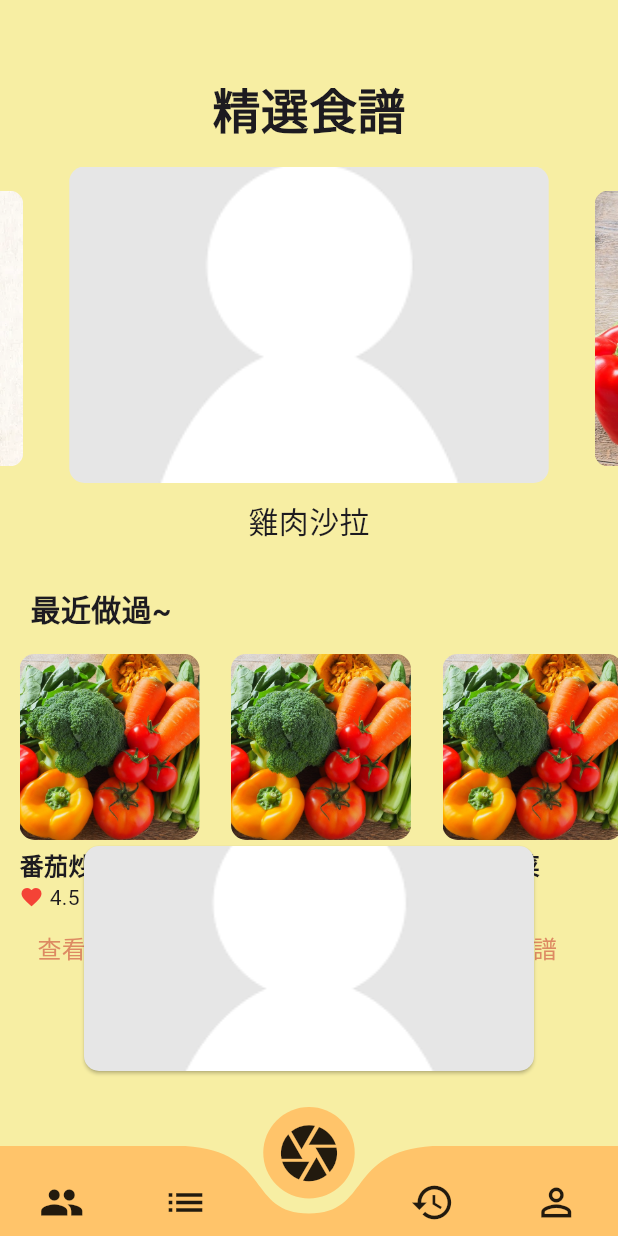
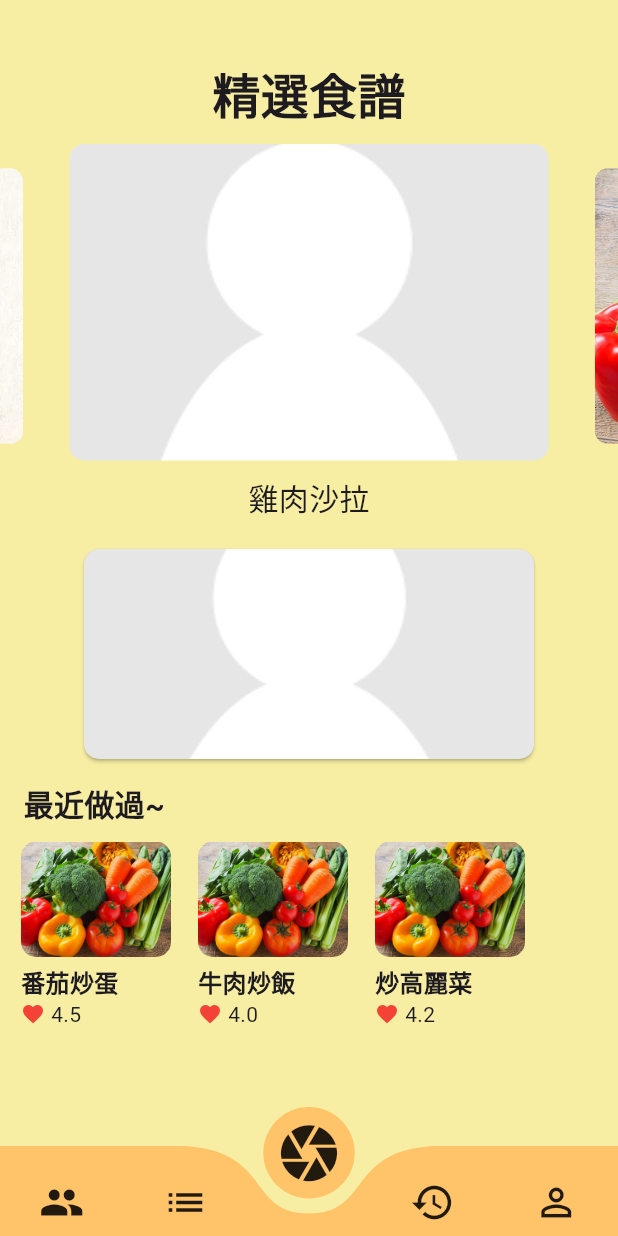
Before and after one commit to AaliyahWu/RecipeGPT, a Flutter app: the HomePage screen opened directly, on a phone screen of 412 x 824 dp. Run offline on Flutter 3.47's test engine with Material 3 defaults, Android fonts, the phone set to English and light mode, and no system bars; drawn by our look-alikes of carousel_slider; our stand-ins replace camera, curved_navigation_bar, get, image_picker, permission_handler, smooth_page_indicator; missing offline and left inert: flutter_tflite, mysql1; project files that could hold a hidden picture were left out.

Commit message:
修改-首頁排版

```diff
--- a/lib/homepage.dart
+++ b/lib/homepage.dart
@@ -181,7 +181,7 @@ class _HomePageState extends State<HomePage> {
                 // 新加的 Container 包裹原始的 Column
                 child: Column(
                   children: [
-                    SizedBox(height: 50),
+                    SizedBox(height: 40),
                     Text(
                       '精選食譜',
                       style: TextStyle(
@@ -189,7 +189,7 @@ class _HomePageState extends State<HomePage> {
                         fontWeight: FontWeight.bold,
                       ),
                     ),
-                    SizedBox(height: 15),
+                    SizedBox(height: 10),
                     Container(
                       child: CarouselSlider(
                         options: CarouselOptions(
@@ -245,20 +245,70 @@ class _HomePageState extends State<HomePage> {
                         }).toList(),
                       ),
                     ),
-                    SizedBox(height: 30),
+                    SizedBox(height: 20),
+                    Positioned(
+                      bottom: 50,
+                      child: SizedBox(
+                        width: 300,
+                        height: 140,
+                        child: ElevatedButton(
+                          onPressed: () {
+                            Navigator.push(
+                              context,
+                              MaterialPageRoute(
+                                builder: (context) => PickImage(),
+                              ),
+                            );
+                          },
+                          style: ButtonStyle(
+                            backgroundColor: MaterialStateProperty.all<Color>(
+                                Colors.transparent),
+                            padding: MaterialStateProperty.all<EdgeInsets>(
+                                EdgeInsets.zero),
+                            shape: MaterialStateProperty.all<
+                                RoundedRectangleBorder>(
+                              RoundedRectangleBorder(
+                                borderRadius: BorderRadius.circular(10.0),
+                              ),
+                            ),
+                          ),
+                          child: Ink(
+                            decoration: BoxDecoration(
+                              image: DecorationImage(
+                                image: AssetImage('assets/images.png'),
+                                fit: BoxFit.cover,
+                              ),
+                              borderRadius: BorderRadius.circular(10.0),
+                            ),
+                            child: Container(
+                              alignment: Alignment.center,
+                              child: Text(
+                                '生成食譜',
+                                style: TextStyle(
+                                  color: Colors.white,
+                                  fontSize: 20.0,
+                                ),
+                              ),
+                            ),
+                          ),
+                        ),
+                      ),
+                    ),
+
+                    SizedBox(height: 15),
                     Container(
                       alignment: Alignment.centerLeft,
                       child: Text(
-                        '　最近做過~',
+                        '   最近做過~',
                         style: TextStyle(
                           fontSize: 20.0,
                           fontWeight: FontWeight.bold,
                         ),
                       ),
                     ),
-                    SizedBox(height: 15),
+                    SizedBox(height: 10),
                     Container(
-                      height: 220,
+                      height: 125,
                       child: ListView.builder(
                         scrollDirection: Axis.horizontal,
                         itemCount: dummyPopularItems()
@@ -267,11 +317,12 @@ class _HomePageState extends State<HomePage> {
                           PopularItem item = dummyPopularItems()[
                               index]; // 注意這裡也調用了 dummyPopularItems 函數並使用其返回值的索引
                           return Padding(
-                            padding: EdgeInsets.only(left: 5), // 調整左邊填充量
+                            padding: EdgeInsets.only(left: 10), // 調整左邊填充量
                             child: Center(
                               child: Container(
-                                width: 120,
-                                margin: EdgeInsets.symmetric(horizontal: 8),
+                                width: 100,
+                                margin: EdgeInsets.symmetric(
+                                    horizontal: 4), // 圖片間間隔
                                 child: Column(
                                   crossAxisAlignment: CrossAxisAlignment.start,
                                   children: [
@@ -307,20 +358,20 @@ class _HomePageState extends State<HomePage> {
                                         ),
                                       ],
                                     ),
-                                    TextButton(
-                                      onPressed: () {
-                                        // 處理 "View Now" 按鈕點擊事件
-                                      },
-                                      child: Text(
-                                        '查看食譜',
-                                        style: TextStyle(
-                                          fontSize: 16,
-                                          // fontWeight: FontWeight.bold,
-                                          color: Color(0xFFDD8A62),
-                                        ),
-                                        textAlign: TextAlign.center, // 置中對齊
-                                      ),
-                                    ),
+                                    // TextButton(
+                                    //   onPressed: () {
+                                    //     // 處理 "View Now" 按鈕點擊事件
+                                    //   },
+                                    // child: Text(
+                                    //   '查看食譜',
+                                    //   style: TextStyle(
+                                    //     fontSize: 16,
+                                    //     // fontWeight: FontWeight.bold,
+                                    //     color: Color(0xFFDD8A62),
+                                    //   ),
+                                    //   textAlign: TextAlign.center, // 置中對齊
+                                    // ),
+                                    // ),
                                   ],
                                 ),
                               ),
@@ -345,54 +396,6 @@ class _HomePageState extends State<HomePage> {
               //     ],
               //   ),
               // ),
-
-              Positioned(
-                bottom: 50,
-                child: SizedBox(
-                  width: 300,
-                  height: 150,
-                  child: ElevatedButton(
-                    onPressed: () {
-                      Navigator.push(
-                        context,
-                        MaterialPageRoute(
-                          builder: (context) => PickImage(),
-                        ),
-                      );
-                    },
-                    style: ButtonStyle(
-                      backgroundColor:
-                          MaterialStateProperty.all<Color>(Colors.transparent),
-                      padding: MaterialStateProperty.all<EdgeInsets>(
-                          EdgeInsets.zero),
-                      shape: MaterialStateProperty.all<RoundedRectangleBorder>(
-                        RoundedRectangleBorder(
-                          borderRadius: BorderRadius.circular(10.0),
-                        ),
-                      ),
-                    ),
-                    child: Ink(
-                      decoration: BoxDecoration(
-                        image: DecorationImage(
-                          image: AssetImage('assets/images.png'),
-                          fit: BoxFit.cover,
-                        ),
-                        borderRadius: BorderRadius.circular(10.0),
-                      ),
-                      child: Container(
-                        alignment: Alignment.center,
-                        child: Text(
-                          '生成食譜',
-                          style: TextStyle(
-                            color: Colors.white,
-                            fontSize: 20.0,
-                          ),
-                        ),
-                      ),
-                    ),
-                  ),
-                ),
-              ),
             ],
           ),
         );
```
Also changed, not shown: pubspec.lock.
